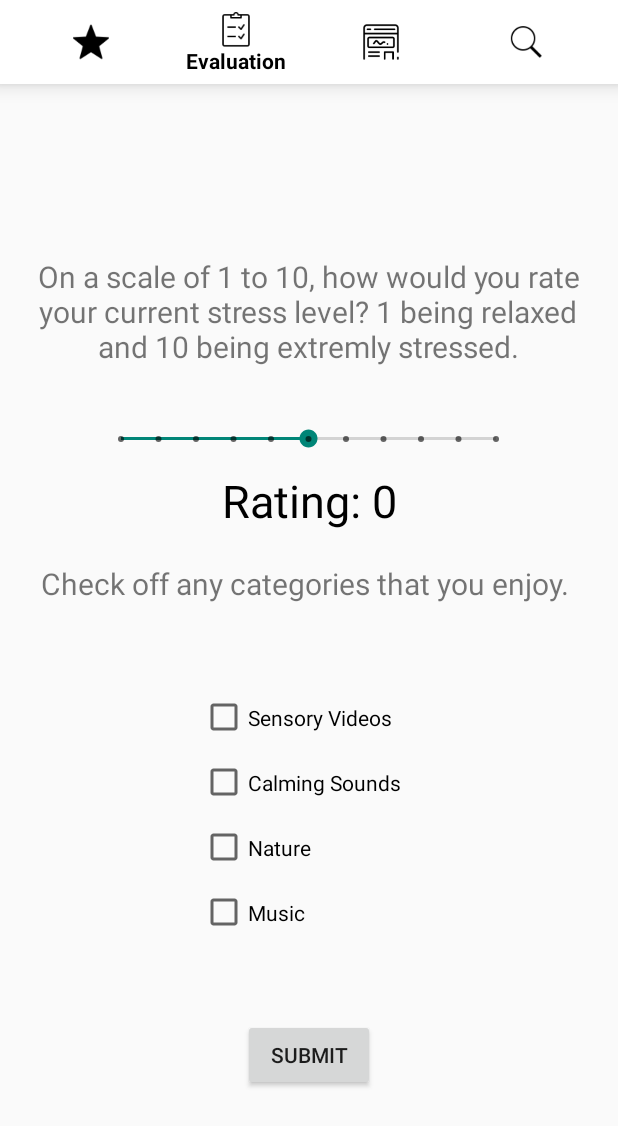
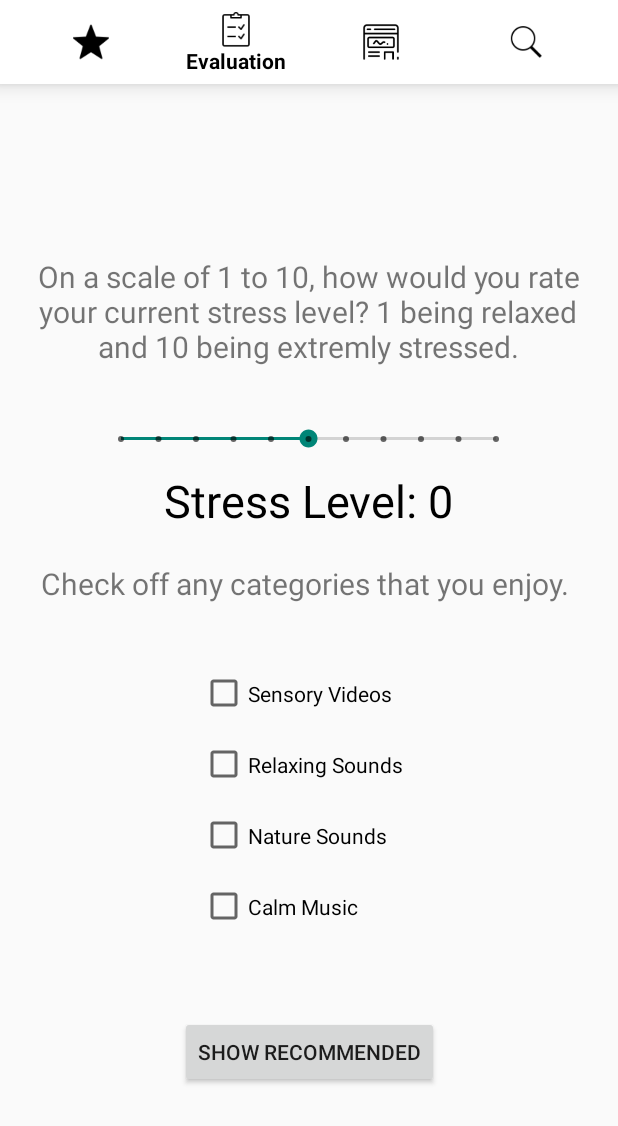
Before and after one commit to InnerOasis/InnerOasis, an Android app: the screen it shows after launch (MainActivity), item 2 of the bottom bar chosen, on a phone screen of 412 x 824 dp. Shown: the top 1126 px of the screen. Run offline under Robolectric (Android 15) with nearby library versions, the phone set to English and light mode, and no system bars; libraries missing offline, so code that uses them is left out: com.codepath.asynchttpclient; Roboto replaces fonts that are not available here; 2 statements that could not run were skipped.

Commit message:
Updated StressEvalFragment for better clarification

```diff
--- a/app/src/main/java/com/example/inneroasis/StressEvalFragment.kt
+++ b/app/src/main/java/com/example/inneroasis/StressEvalFragment.kt
@@ -1,12 +1,16 @@
 package com.example.inneroasis
 
 import android.os.Bundle
+import android.util.Log
 import android.view.LayoutInflater
 import android.view.View
 import android.view.ViewGroup
+import android.widget.Button
 import android.widget.SeekBar
 import androidx.fragment.app.Fragment
 import android.widget.TextView
+import androidx.recyclerview.widget.GridLayoutManager
+import androidx.recyclerview.widget.RecyclerView
 
 class StressEvalFragment : Fragment() {
     override fun onCreateView(
@@ -15,13 +19,14 @@ class StressEvalFragment : Fragment() {
     ): View? {
         val view = inflater.inflate(R.layout.eval_layout, container, false)
 
+        val stressButton = view.findViewById<Button>(R.id.stress_Button)
         val seekBar = view.findViewById<SeekBar>(R.id.stressSeekBar)
         val stressRating = view.findViewById<TextView>(R.id.stress_rating)
 
         seekBar.setOnSeekBarChangeListener(object : SeekBar.OnSeekBarChangeListener {
             override fun onProgressChanged(seekBar: SeekBar?, progress: Int, fromUser: Boolean) {
 
-                stressRating.text = "Rating: $progress"
+                stressRating.text = "Stress Level: $progress"
 
 
             }
@@ -33,7 +38,18 @@ class StressEvalFragment : Fragment() {
             override fun onStopTrackingTouch(seekBar: SeekBar?) {
                 // Called when the user stops interacting with the SeekBar
             }
+
+
         })
+
+        stressButton.setOnClickListener{
+            Log.v("Stress button was clicked", stressButton.toString())
+
+        }
+
+
+
+
 
         return view
     }
--- a/app/src/main/res/layout/eval_layout.xml
+++ b/app/src/main/res/layout/eval_layout.xml
@@ -10,7 +10,7 @@
         android:id="@+id/stress_Button"
         android:layout_width="wrap_content"
         android:layout_height="wrap_content"
-        android:text="Submit"
+        android:text="Show Recommended"
         app:layout_constraintBottom_toBottomOf="parent"
         app:layout_constraintEnd_toEndOf="parent"
         app:layout_constraintStart_toStartOf="parent"
@@ -21,7 +21,7 @@
         android:layout_width="wrap_content"
         android:layout_height="wrap_content"
         android:layout_marginBottom="40dp"
-        android:text="Rating: 0"
+        android:text="Stress Level: 0"
         android:textColor="@color/black"
         android:textSize="30dp"
         app:layout_constraintBottom_toTopOf="@+id/video_text"
@@ -74,44 +74,44 @@
         app:layout_constraintVertical_bias="0.02" />
 
     <CheckBox
+        android:id="@+id/checkBox4"
+        android:layout_width="145dp"
+        android:layout_height="39dp"
+        android:layout_marginTop="8dp"
+        android:text="Relaxing Sounds"
+        app:layout_constraintEnd_toEndOf="parent"
+        app:layout_constraintStart_toStartOf="parent"
+        app:layout_constraintTop_toBottomOf="@+id/checkBox2" />
+
+    <CheckBox
         android:id="@+id/checkBox6"
         android:layout_width="145dp"
         android:layout_height="39dp"
-        android:layout_marginTop="4dp"
-        android:text="Music"
+        android:layout_marginTop="8dp"
+        android:text="Calm Music"
         app:layout_constraintEnd_toEndOf="parent"
         app:layout_constraintStart_toStartOf="parent"
         app:layout_constraintTop_toBottomOf="@+id/checkBox5" />
 
     <CheckBox
+        android:id="@+id/checkBox5"
+        android:layout_width="145dp"
+        android:layout_height="39dp"
+        android:layout_marginTop="8dp"
+        android:text="Nature Sounds"
+        app:layout_constraintEnd_toEndOf="parent"
+        app:layout_constraintStart_toStartOf="parent"
+        app:layout_constraintTop_toBottomOf="@+id/checkBox4" />
+
+    <CheckBox
         android:id="@+id/checkBox2"
         android:layout_width="145dp"
         android:layout_height="39dp"
-        android:layout_marginTop="36dp"
+        android:layout_marginTop="20dp"
         android:text="Sensory Videos"
         app:layout_constraintEnd_toEndOf="parent"
         app:layout_constraintStart_toStartOf="parent"
         app:layout_constraintTop_toBottomOf="@+id/video_text" />
 
-    <CheckBox
-        android:id="@+id/checkBox5"
-        android:layout_width="145dp"
-        android:layout_height="39dp"
-        android:layout_marginTop="4dp"
-        android:text="Nature"
-        app:layout_constraintEnd_toEndOf="parent"
-        app:layout_constraintStart_toStartOf="parent"
-        app:layout_constraintTop_toBottomOf="@+id/checkBox4" />
-
-    <CheckBox
-        android:id="@+id/checkBox4"
-        android:layout_width="145dp"
-        android:layout_height="39dp"
-        android:layout_marginTop="4dp"
-        android:text="Calming Sounds"
-        app:layout_constraintEnd_toEndOf="parent"
-        app:layout_constraintStart_toStartOf="parent"
-        app:layout_constraintTop_toBottomOf="@+id/checkBox2" />
-
 
 </androidx.constraintlayout.widget.ConstraintLayout>
```
